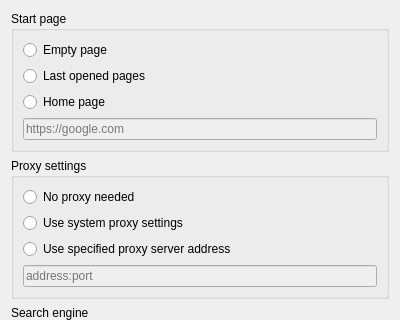
Qt form settingspage.ui (mistificator/meow) before a commit; both pictures show x 0 to 400 and y 0 to 320 of the 400 by 566 pixel window.
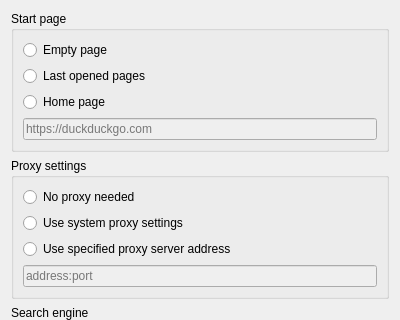
The same form after that commit.

Diff of the .ui file:
```diff
--- a/settingspage.ui
+++ b/settingspage.ui
@@ -50,7 +50,7 @@
          <string/>
         </property>
         <property name="placeholderText">
-         <string>https://google.com</string>
+         <string>https://duckduckgo.com</string>
         </property>
        </widget>
       </item>
```
Left out of the diff: 8 changed lines with no effect on the pictures.
